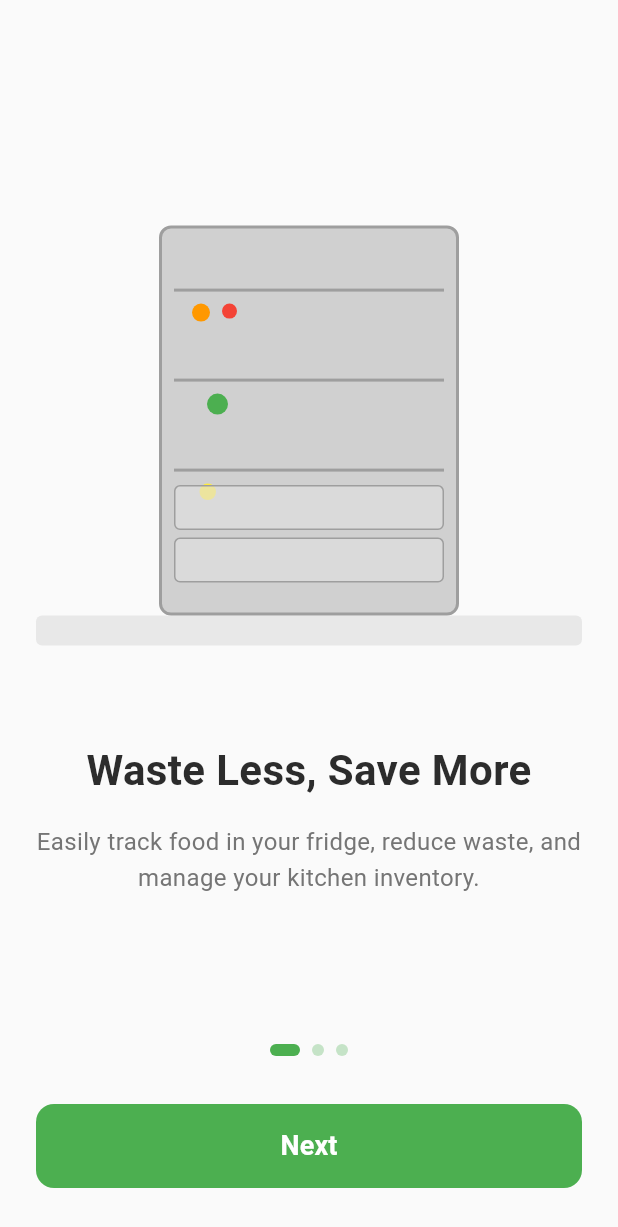
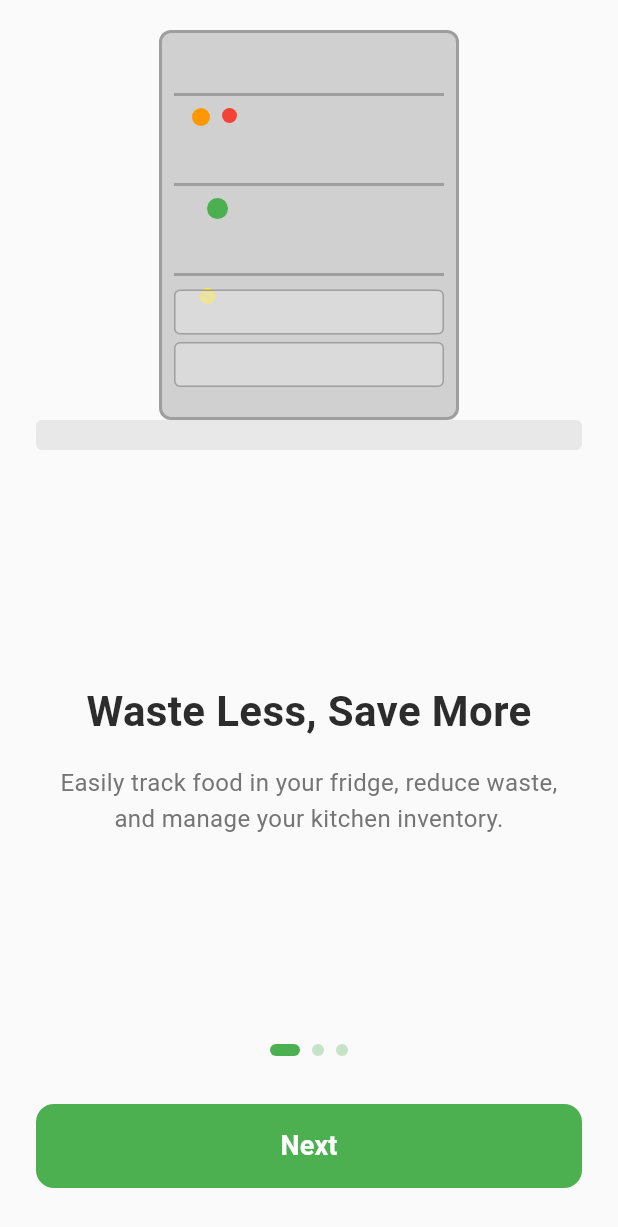
Before and after one commit to keltonpsilva/fresh-tracker, a Flutter app: the screen it shows after launch, on a phone screen of 412 x 824 dp. Shown: the top 1227 px of the screen. Run offline on Flutter 3.47's test engine with Material 3 defaults, Android fonts, the phone set to English and light mode, and no system bars; our stand-ins replace sqflite, sqflite_common_ffi, sqflite_common_ffi_web; accounts and stored records are empty.

Commit message:
Refines welcome screen layout and DB init
Improves the welcome screen layout for better user
experience by adjusting spacing and element arrangement.

Also, configures database initialization based on the platform.

```diff
--- a/lib/features/welcome/wellcome-screen.dart
+++ b/lib/features/welcome/wellcome-screen.dart
@@ -106,15 +106,14 @@ class _WelcomeScreenState extends State<WelcomeScreen> {
           padding: const EdgeInsets.symmetric(horizontal: 24.0),
           child: Column(
             children: [
-              const Spacer(flex: 2),
+              const SizedBox(height: 20),
 
               // Refrigerator Illustration
               _buildRefrigeratorIllustration(),
-              const SizedBox(height: 40),
+              const SizedBox(height: 32),
 
               // Title & Subtitle Slider
               Expanded(
-                flex: 2,
                 child: PageView.builder(
                   controller: _pageController,
                   onPageChanged: (index) {
@@ -125,7 +124,9 @@ class _WelcomeScreenState extends State<WelcomeScreen> {
                   itemCount: _slides.length,
                   itemBuilder: (context, index) {
                     final slide = _slides[index];
-                    return Column(
+                    return Padding(
+                      padding: const EdgeInsets.symmetric(horizontal: 8.0),
+                      child: Column(
                         mainAxisAlignment: MainAxisAlignment.center,
                         children: [
                           Text(
@@ -148,12 +149,13 @@ class _WelcomeScreenState extends State<WelcomeScreen> {
                             textAlign: TextAlign.center,
                           ),
                         ],
+                      ),
                     );
                   },
                 ),
               ),
 
-              const Spacer(flex: 1),
+              const SizedBox(height: 16),
 
               // Pagination Dots
               Row(
```
Also changed, not shown: lib/main.dart (+13 -1 lines). Lines whose indentation alone changed are shown as unchanged.
